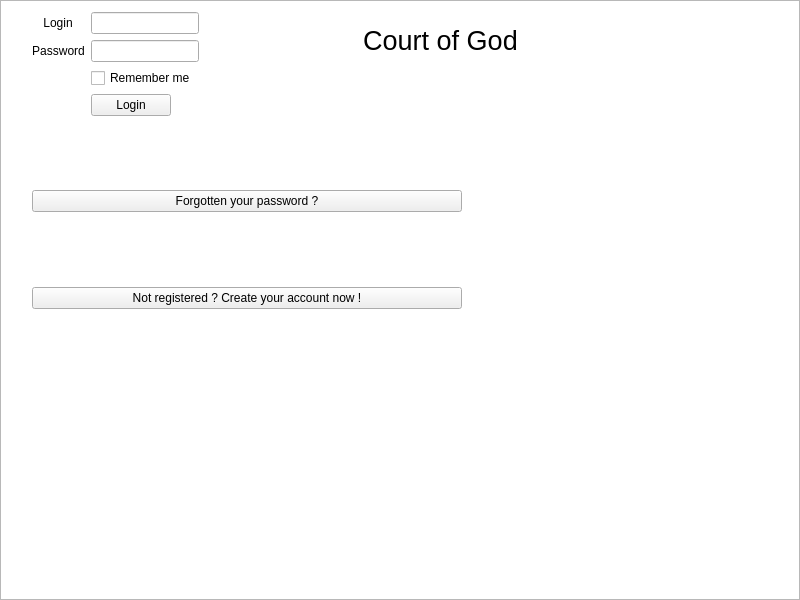
Before: the Qt Designer form src/Client/Code-A-Client/mainwindow.ui in Vrixyz/CodeA, drawn with Qt 5.
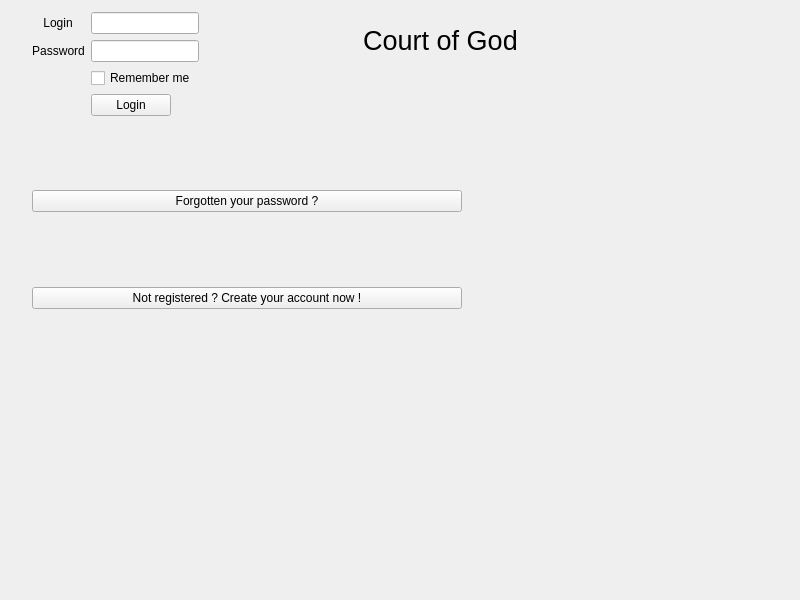
After: the same form once the commit is applied.

Commit message: Gameview, mousehandler, protocol changed added

Diff of the .ui file:
```diff
--- a/src/Client/Code-A-Client/mainwindow.ui
+++ b/src/Client/Code-A-Client/mainwindow.ui
@@ -202,35 +202,6 @@
      </property>
     </widget>
    </widget>
-   <widget class="QGraphicsView" name="Gameview">
-    <property name="geometry">
-     <rect>
-      <x>0</x>
-      <y>0</y>
-      <width>800</width>
-      <height>600</height>
-     </rect>
-    </property>
-    <property name="verticalScrollBarPolicy">
-     <enum>Qt::ScrollBarAlwaysOff</enum>
-    </property>
-    <property name="horizontalScrollBarPolicy">
-     <enum>Qt::ScrollBarAlwaysOff</enum>
-    </property>
-    <property name="interactive">
-     <bool>true</bool>
-    </property>
-    <property name="sceneRect">
-     <rectf>
-      <x>-400.000000000000000</x>
-      <y>-300.000000000000000</y>
-      <width>800.000000000000000</width>
-      <height>600.000000000000000</height>
-     </rectf>
-    </property>
-   </widget>
-   <zorder>Gameview</zorder>
-   <zorder>Loginpage</zorder>
   </widget>
  </widget>
  <layoutdefault spacing="6" margin="11"/>
```
Left out of the diff: 3 changed lines with no effect on the pictures. The commit also changes 9 other files.
